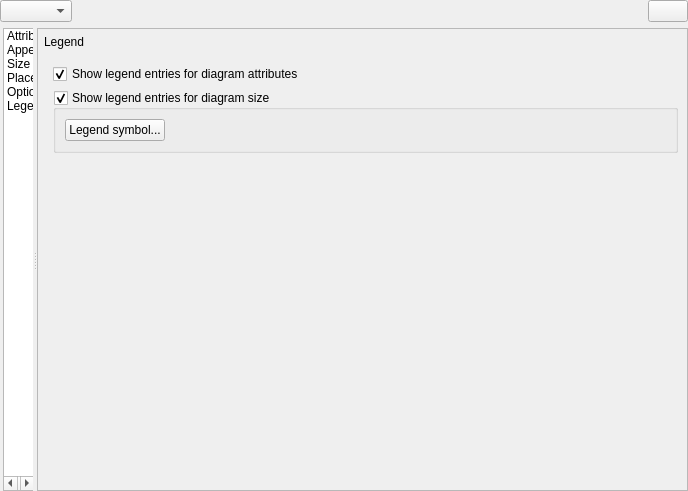
First picture: the form in src/ui/qgsdiagrampropertiesbase.ui, repository qgis/QGIS, before the edit.
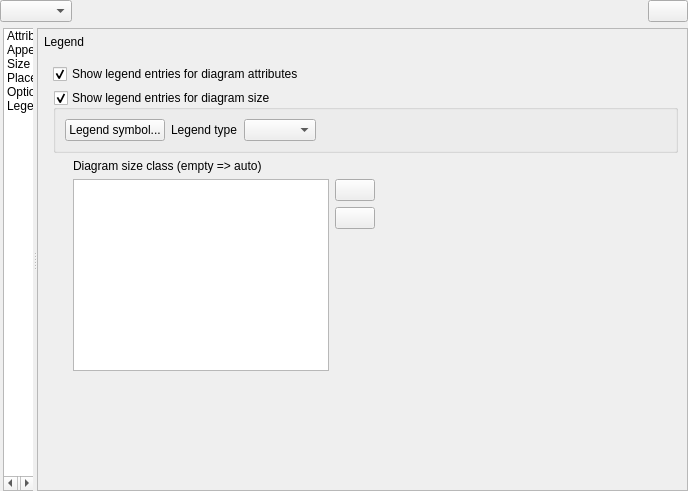
Second picture: the form after the edit. The open tabs and pages were chosen to show the change. Icons and pictures are not drawn. Custom widgets are drawn as their Qt base class.

Commit message: Add concentric circle for diagram size legend

The edit to the form file:
```diff
--- a/src/ui/qgsdiagrampropertiesbase.ui
+++ b/src/ui/qgsdiagrampropertiesbase.ui
@@ -2122,6 +2122,16 @@
                        </property>
                       </widget>
                      </item>
+                     <item>
+                      <widget class="QLabel" name="label_10">
+                       <property name="text">
+                        <string>Legend type</string>
+                       </property>
+                      </widget>
+                     </item>
+                     <item>
+                      <widget class="QComboBox" name="mLegendType"/>
+                     </item>
                      <item>
                       <spacer name="horizontalSpacer_111">
                        <property name="orientation">
@@ -2138,6 +2148,116 @@
                     </layout>
                    </widget>
                   </item>
+                  <item>
+                   <layout class="QVBoxLayout" name="verticalLayout_18" stretch="0,0">
+                    <property name="sizeConstraint">
+                     <enum>QLayout::SetNoConstraint</enum>
+                    </property>
+                    <property name="leftMargin">
+                     <number>20</number>
+                    </property>
+                    <property name="topMargin">
+                     <number>0</number>
+                    </property>
+                    <item>
+                     <widget class="QLabel" name="mDiagramSizeLabel">
+                      <property name="text">
+                       <string>Diagram size class (empty =&gt; auto)</string>
+                      </property>
+                     </widget>
+                    </item>
+                    <item>
+                     <layout class="QHBoxLayout" name="horizontalLayout_13">
+                      <property name="leftMargin">
+                       <number>0</number>
+                      </property>
+                      <property name="topMargin">
+                       <number>0</number>
+                      </property>
+                      <property name="rightMargin">
+                       <number>0</number>
+                      </property>
+                      <item>
+                       <widget class="QListWidget" name="mSizeRulesTable">
+                        <property name="sizePolicy">
+                         <sizepolicy hsizetype="Preferred" vsizetype="Preferred">
+                          <horstretch>0</horstretch>
+                          <verstretch>0</verstretch>
+                         </sizepolicy>
+                        </property>
+                        <property name="baseSize">
+                         <size>
+                          <width>30</width>
+                          <height>50</height>
+                         </size>
+                        </property>
+                        <property name="editTriggers">
+                         <set>QAbstractItemView::AnyKeyPressed|QAbstractItemView::DoubleClicked|QAbstractItemView::EditKeyPressed</set>
+                        </property>
+                       </widget>
+                      </item>
+                      <item>
+                       <layout class="QVBoxLayout" name="verticalLayout_17">
+                        <property name="leftMargin">
+                         <number>0</number>
+                        </property>
+                        <property name="topMargin">
+                         <number>0</number>
+                        </property>
+                        <item>
+                         <widget class="QPushButton" name="mAddButton">
+                          <property name="text">
+                           <string/>
+                          </property>
+                          <property name="icon">
+                           <iconset resource="../../images/images.qrc">
+                            <normaloff>:/images/themes/default/mActionAdd.svg</normaloff>:/images/themes/default/mActionAdd.svg</iconset>
+                          </property>
+                         </widget>
+                        </item>
+                        <item>
+                         <widget class="QPushButton" name="mRemoveButton">
+                          <property name="text">
+                           <string/>
+                          </property>
+                          <property name="icon">
+                           <iconset resource="../../images/images.qrc">
+                            <normaloff>:/images/themes/default/mActionRemove.svg</normaloff>:/images/themes/default/mActionRemove.svg</iconset>
+                          </property>
+                         </widget>
+                        </item>
+                        <item>
+                         <spacer name="verticalSpacer_8">
+                          <property name="orientation">
+                           <enum>Qt::Vertical</enum>
+                          </property>
+                          <property name="sizeHint" stdset="0">
+                           <size>
+                            <width>0</width>
+                            <height>0</height>
+                           </size>
+                          </property>
+                         </spacer>
+                        </item>
+                       </layout>
+                      </item>
+                      <item>
+                       <spacer name="horizontalSpacer_15">
+                        <property name="orientation">
+                         <enum>Qt::Horizontal</enum>
+                        </property>
+                        <property name="sizeHint" stdset="0">
+                         <size>
+                          <width>0</width>
+                          <height>0</height>
+                         </size>
+                        </property>
+                       </spacer>
+                      </item>
+                     </layout>
+                    </item>
+                   </layout>
+                  </item>
                   <item>
                    <spacer name="verticalSpacer_7">
                     <property name="orientation">
```
Left out of the diff: 28 changed lines with no effect on the pictures. The commit also changes 41 other files.
